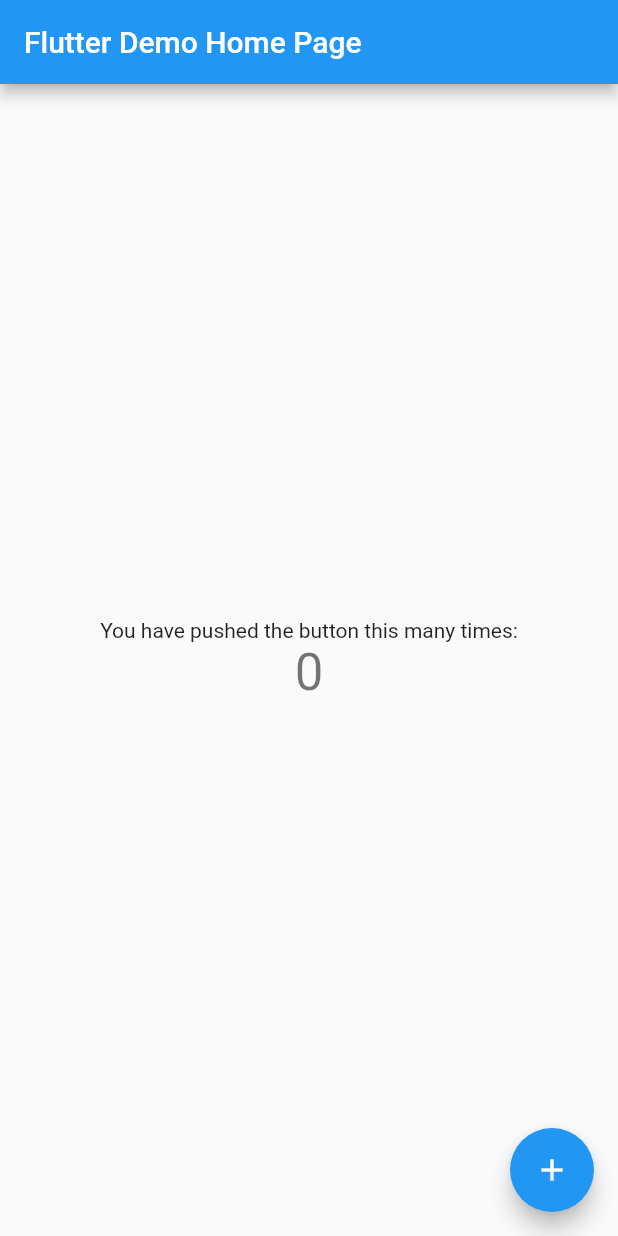
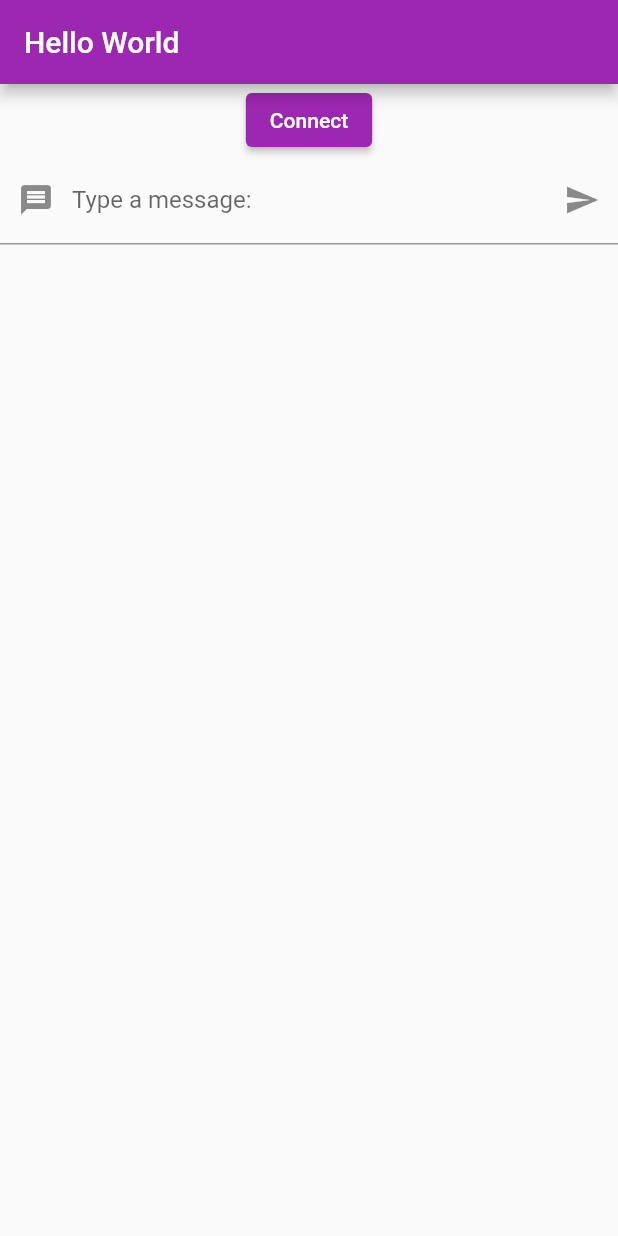
Before and after one commit to MartinTownley/spotiFlutter-demo, a Flutter app: the screen it shows after launch, on a phone screen of 412 x 824 dp. Run offline on Flutter 3.47's test engine with Material 2 defaults, Android fonts, the phone set to English and light mode, and no system bars; our stand-ins replace flutter_dotenv, logger; missing offline and left inert: spotify_sdk.

Commit message:
Added button (doesn't do anything yet)

```diff
--- a/lib/main.dart
+++ b/lib/main.dart
@@ -1,115 +1,131 @@
+import 'dart:async';
+import 'dart:typed_data';
+
 import 'package:flutter/material.dart';
+import 'package:flutter/rendering.dart';
+import 'package:flutter/services.dart';
+import 'package:flutter_dotenv/flutter_dotenv.dart';
+import 'package:logger/logger.dart';
+import 'package:spotify_sdk/models/connection_status.dart';
+import 'package:spotify_sdk/models/crossfade_state.dart';
+import 'package:spotify_sdk/models/image_uri.dart';
+import 'package:spotify_sdk/models/player_context.dart';
+import 'package:spotify_sdk/models/player_state.dart';
 import 'package:spotify_sdk/spotify_sdk.dart';
-import 'package:spotify_sdk/platform_channels.dart';
 
-void main() {
-  runApp(MyApp());
-}
+void main() => runApp(MyApp());
 
 class MyApp extends StatelessWidget {
-  // This widget is the root of your application.
   @override
   Widget build(BuildContext context) {
     return MaterialApp(
-      title: 'Flutter Demo',
+      title: 'Spotify Demo',
       theme: ThemeData(
-        // This is the theme of your application.
-        //
-        // Try running your application with "flutter run". You'll see the
-        // application has a blue toolbar. Then, without quitting the app, try
-        // changing the primarySwatch below to Colors.green and then invoke
-        // "hot reload" (press "r" in the console where you ran "flutter run",
-        // or simply save your changes to "hot reload" in a Flutter IDE).
-        // Notice that the counter didn't reset back to zero; the application
-        // is not restarted.
-        primarySwatch: Colors.blue,
+        primarySwatch: Colors.purple,
+        visualDensity: VisualDensity.adaptivePlatformDensity,
       ),
-      home: MyHomePage(title: 'Flutter Demo Home Page'),
+      home: MyHomePage(),
     );
   }
 }
 
 class MyHomePage extends StatefulWidget {
-  MyHomePage({Key key, this.title}) : super(key: key);
-
-  // This widget is the home page of your application. It is stateful, meaning
-  // that it has a State object (defined below) that contains fields that affect
-  // how it looks.
-
-  // This class is the configuration for the state. It holds the values (in this
-  // case the title) provided by the parent (in this case the App widget) and
-  // used by the build method of the State. Fields in a Widget subclass are
-  // always marked "final".
-
-  final String title;
-
   @override
   _MyHomePageState createState() => _MyHomePageState();
 }
 
 class _MyHomePageState extends State<MyHomePage> {
-  int _counter = 0;
+  String text = ""; //to hold the input text
 
-  void _incrementCounter() {
-    setState(() {
-      // This call to setState tells the Flutter framework that something has
-      // changed in this State, which causes it to rerun the build method below
-      // so that the display can reflect the updated values. If we changed
-      // _counter without calling setState(), then the build method would not be
-      // called again, and so nothing would appear to happen.
-      _counter++;
+  void changeText(String text) {
+    this.setState(() {
+      this.text = text;
     });
+  } // this function will get called elsewhere, and used to pass text into our homepage class.
+
+  @override
+  Widget build(BuildContext context) {
+    return Scaffold(
+      appBar: AppBar(title: Text('Hello World')),
+      body: Column(children: <Widget>[
+        Center(
+          child: ElevatedButton(
+            onPressed: () {},
+            child: Text("Connect"),
+          ),
+        ),
+        TextInputWidget(this.changeText),
+        Text(this.text)
+      ]),
+    );
+  }
+}
+
+class TextInputWidget extends StatefulWidget {
+  final Function(String) callback;
+
+  //constructor:
+  TextInputWidget(this.callback);
+
+  @override
+  _TextInputWidgetState createState() => _TextInputWidgetState();
+}
+
+class _TextInputWidgetState extends State<TextInputWidget> {
+  final controller =
+      TextEditingController(); //can use this controller to access the values of our text field.
+  @override
+  void dispose() {
+    super.dispose(); //disposes of the parent
+    controller.dispose();
+  }
+
+  void click() {
+    //call the callback
+    widget.callback(controller.text);
+    controller.clear();
   }
 
   @override
   Widget build(BuildContext context) {
-    // This method is rerun every time setState is called, for instance as done
-    // by the _incrementCounter method above.
-    //
-    // The Flutter framework has been optimized to make rerunning build methods
-    // fast, so that you can just rebuild anything that needs updating rather
-    // than having to individually change instances of widgets.
-    return Scaffold(
-      appBar: AppBar(
-        // Here we take the value from the MyHomePage object that was created by
-        // the App.build method, and use it to set our appbar title.
-        title: Text(widget.title),
-      ),
-      body: Center(
-        // Center is a layout widget. It takes a single child and positions it
-        // in the middle of the parent.
-        child: Column(
-          // Column is also a layout widget. It takes a list of children and
-          // arranges them vertically. By default, it sizes itself to fit its
-          // children horizontally, and tries to be as tall as its parent.
-          //
-          // Invoke "debug painting" (press "p" in the console, choose the
-          // "Toggle Debug Paint" action from the Flutter Inspector in Android
-          // Studio, or the "Toggle Debug Paint" command in Visual Studio Code)
-          // to see the wireframe for each widget.
-          //
-          // Column has various properties to control how it sizes itself and
-          // how it positions its children. Here we use mainAxisAlignment to
-          // center the children vertically; the main axis here is the vertical
-          // axis because Columns are vertical (the cross axis would be
-          // horizontal).
-          mainAxisAlignment: MainAxisAlignment.center,
-          children: <Widget>[
-            Text(
-              'You have pushed the button this many times:',
-            ),
-            Text(
-              '$_counter',
-              style: Theme.of(context).textTheme.headline4,
-            ),
-          ],
-        ),
-      ),
-      floatingActionButton: FloatingActionButton(
-        onPressed: _incrementCounter,
-        tooltip: 'Increment',
-        child: Icon(Icons.add),
-      ), // This trailing comma makes auto-formatting nicer for build methods.
-    );
+    return TextField(
+        controller: this.controller,
+        decoration: InputDecoration(
+            prefixIcon: Icon(Icons.message),
+            labelText: "Type a message:",
+            suffixIcon: IconButton(
+              icon: Icon(Icons.send),
+              splashColor: Colors.blue,
+              tooltip: "Post message", //displayed on longpress
+              onPressed: this.click,
+            )));
   }
 }
+
+//Connection to Spotify:
+// Future<void> connectToSpotifyRemote() async {
+//     try {
+//       setState(() {
+//         _loading = true;
+//       });
+//       var result = await SpotifySdk.connectToSpotifyRemote(
+//           clientId: env['CLIENT_ID'].toString(),
+//           redirectUrl: env['REDIRECT_URL'].toString());
+//       setStatus(result
+//           ? 'connect to spotify successful'
+//           : 'connect to spotify failed');
+//       setState(() {
+//         _loading = false;
+//       });
+//     } on PlatformException catch (e) {
+//       setState(() {
+//         _loading = false;
+//       });
+//       setStatus(e.code, message: e.message);
+//     } on MissingPluginException {
+//       setState(() {
+//         _loading = false;
+//       });
+//       setStatus('not implemented');
+//     }
+//   }
--- a/pubspec.yaml
+++ b/pubspec.yaml
@@ -25,6 +25,9 @@
     sdk: flutter
 
   spotify_sdk: ^2.0.0
+  flutter_dotenv: ^4.0.0-nullsafety.0
+  logger: ^1.0.0
+
 
   # The following adds the Cupertino Icons font to your application.
   # Use with the CupertinoIcons class for iOS style icons.
```
Also changed, not shown: pubspec.lock, 1 other file.
